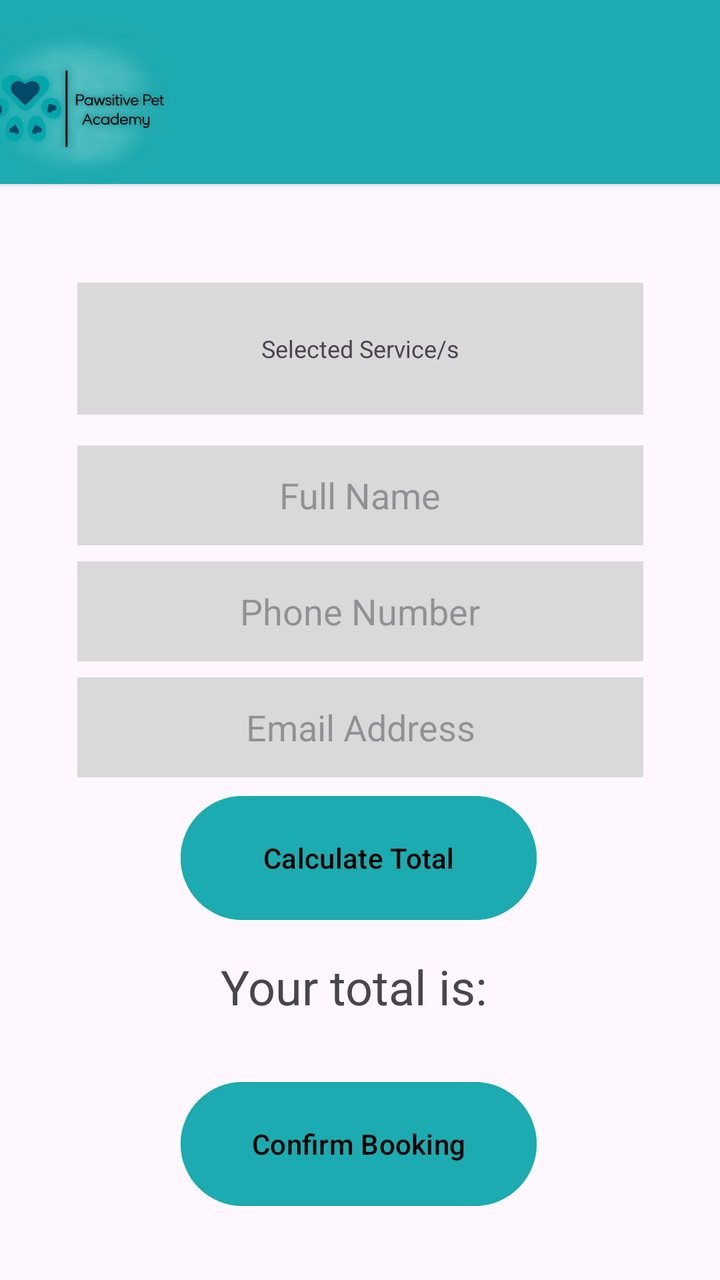
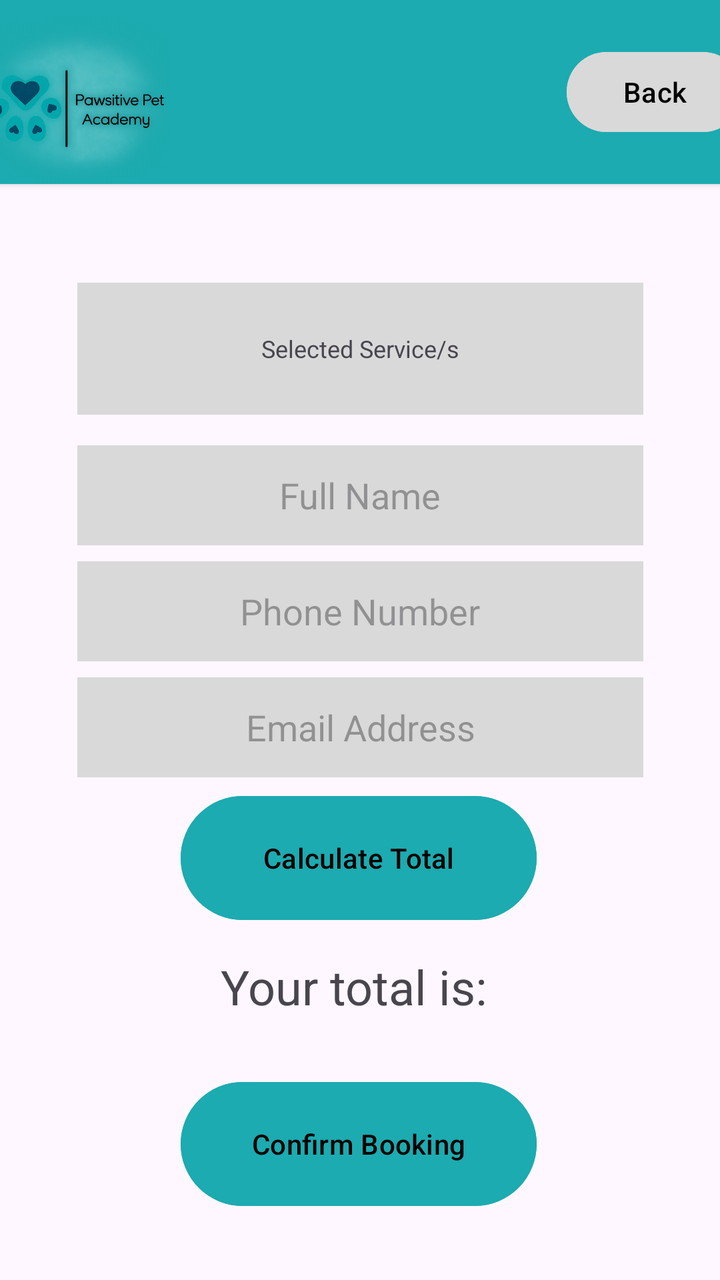

Compare the two renders of this Android layout. The source of the first and the diff that turns it into the second are given below.
<!-- AndroidManifest.xml: application theme Theme.PawsitivePets -->
<!-- res/layout/activity_calculate_fees_page.xml -->
<?xml version="1.0" encoding="utf-8"?>
<androidx.constraintlayout.widget.ConstraintLayout xmlns:android="http://schemas.android.com/apk/res/android"
    xmlns:app="http://schemas.android.com/apk/res-auto"
    xmlns:tools="http://schemas.android.com/tools"
    android:id="@+id/main"
    android:layout_width="match_parent"
    android:layout_height="match_parent"
    tools:context=".CalculateFeesPage">

    <Button
        android:id="@+id/btnCalculateTotal"
        android:layout_width="178dp"
        android:layout_height="70dp"
        android:backgroundTint="#1CABB0"
        android:text="Calculate Total"
        android:textColor="@color/black"
        app:layout_constraintBottom_toBottomOf="parent"
        app:layout_constraintEnd_toEndOf="parent"
        app:layout_constraintHorizontal_bias="0.497"
        app:layout_constraintStart_toStartOf="parent"
        app:layout_constraintTop_toTopOf="parent"
        app:layout_constraintVertical_bias="0.691" />

    <Button
        android:id="@+id/btnConfirmBooking"
        android:layout_width="178dp"
        android:layout_height="70dp"
        android:backgroundTint="#1CABB0"
        android:text="Confirm Booking"
        android:textColor="@color/black"
        app:layout_constraintBottom_toBottomOf="parent"
        app:layout_constraintEnd_toEndOf="parent"
        app:layout_constraintHorizontal_bias="0.497"
        app:layout_constraintStart_toStartOf="parent"
        app:layout_constraintTop_toTopOf="@+id/cardView2"
        app:layout_constraintVertical_bias="0.942" />

    <LinearLayout
        android:id="@+id/customerDetails"
        android:layout_width="283dp"
        android:layout_height="wrap_content"
        android:orientation="vertical"
        app:layout_constraintBottom_toBottomOf="parent"
        app:layout_constraintEnd_toEndOf="parent"
        app:layout_constraintStart_toStartOf="parent"
        app:layout_constraintTop_toTopOf="@+id/cardView2"
        app:layout_constraintVertical_bias="0.47">

        <EditText
            android:id="@+id/etName"
            android:layout_width="match_parent"
            android:layout_height="50dp"
            android:background="#D9D9D9"
            android:gravity="center"
            android:hint="Full Name"
            android:inputType="textPersonName" />

        <EditText
            android:id="@+id/etPhone"
            android:layout_width="match_parent"
            android:layout_height="50dp"
            android:layout_marginTop="8dp"
            android:background="#D9D9D9"
            android:gravity="center"
            android:hint="Phone Number"
            android:inputType="phone" />

        <EditText
            android:id="@+id/etEmail"
            android:layout_width="match_parent"
            android:layout_height="50dp"
            android:layout_marginTop="8dp"
            android:background="#D9D9D9"
            android:gravity="center"
            android:hint="Email Address"
            android:inputType="textEmailAddress" />
    </LinearLayout>

    <androidx.cardview.widget.CardView
        android:id="@+id/cardView2"
        android:layout_width="414dp"
        android:layout_height="92dp"
        app:cardBackgroundColor="#1CABB0"
        app:layout_constraintBottom_toBottomOf="parent"
        app:layout_constraintEnd_toEndOf="parent"
        app:layout_constraintStart_toStartOf="parent"
        app:layout_constraintTop_toTopOf="parent"
        app:layout_constraintVertical_bias="0.0">

        <ImageView
            android:id="@+id/imageView"
            android:layout_width="130dp"
            android:layout_height="match_parent"
            app:srcCompat="@drawable/logo_1" />
    </androidx.cardview.widget.CardView>

    <TextView
        android:id="@+id/txtSelectedService"
        android:layout_width="283dp"
        android:layout_height="66dp"
        android:background="#D9D9D9"
        android:gravity="center"
        android:text="Selected Service/s"
        android:textSize="12sp"
        app:layout_constraintBottom_toBottomOf="parent"
        app:layout_constraintEnd_toEndOf="parent"
        app:layout_constraintStart_toStartOf="parent"
        app:layout_constraintTop_toTopOf="@+id/cardView2"
        app:layout_constraintVertical_bias="0.246" />

    <TextView
        android:id="@+id/txtTotal"
        android:layout_width="233dp"
        android:layout_height="37dp"
        android:text="Your total is: "
        android:textSize="24sp"
        android:gravity="center"
        app:layout_constraintBottom_toBottomOf="parent"
        app:layout_constraintEnd_toEndOf="parent"
        app:layout_constraintHorizontal_bias="0.498"
        app:layout_constraintStart_toStartOf="parent"
        app:layout_constraintTop_toTopOf="@+id/cardView2"
        app:layout_constraintVertical_bias="0.787" />

</androidx.constraintlayout.widget.ConstraintLayout>
<!-- resources referenced by this layout -->
<resources>
  <color name="black">#FF000000</color>
  <!-- drawable logo_1: png bitmap (drawable, 235545 bytes) -->
  <style name="Theme.PawsitivePets" parent="Base.Theme.PawsitivePets" />
  <style name="Base.Theme.PawsitivePets" parent="Theme.Material3.DayNight.NoActionBar">
          
          
      </style>
</resources>

<!-- the commit's change to res/layout/activity_calculate_fees_page.xml (unified diff, before → after) -->
@@ -92,6 +92,16 @@
             android:layout_width="130dp"
             android:layout_height="match_parent"
             app:srcCompat="@drawable/logo_1" />
+
+        <Button
+            android:id="@+id/btnBack"
+            android:layout_width="wrap_content"
+            android:layout_height="wrap_content"
+            android:layout_gravity="end|center_vertical"
+            android:layout_marginEnd="16dp"
+            android:backgroundTint="#D9D9D9"
+            android:text="Back"
+            android:textColor="@color/black" />
     </androidx.cardview.widget.CardView>
 
     <TextView
